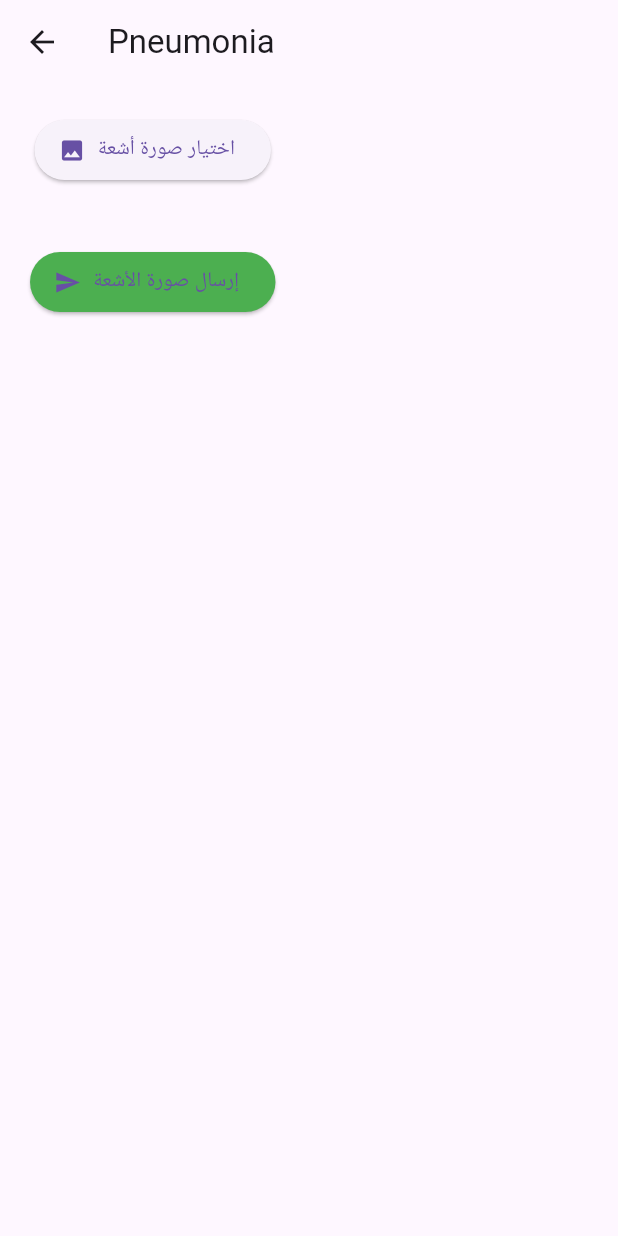
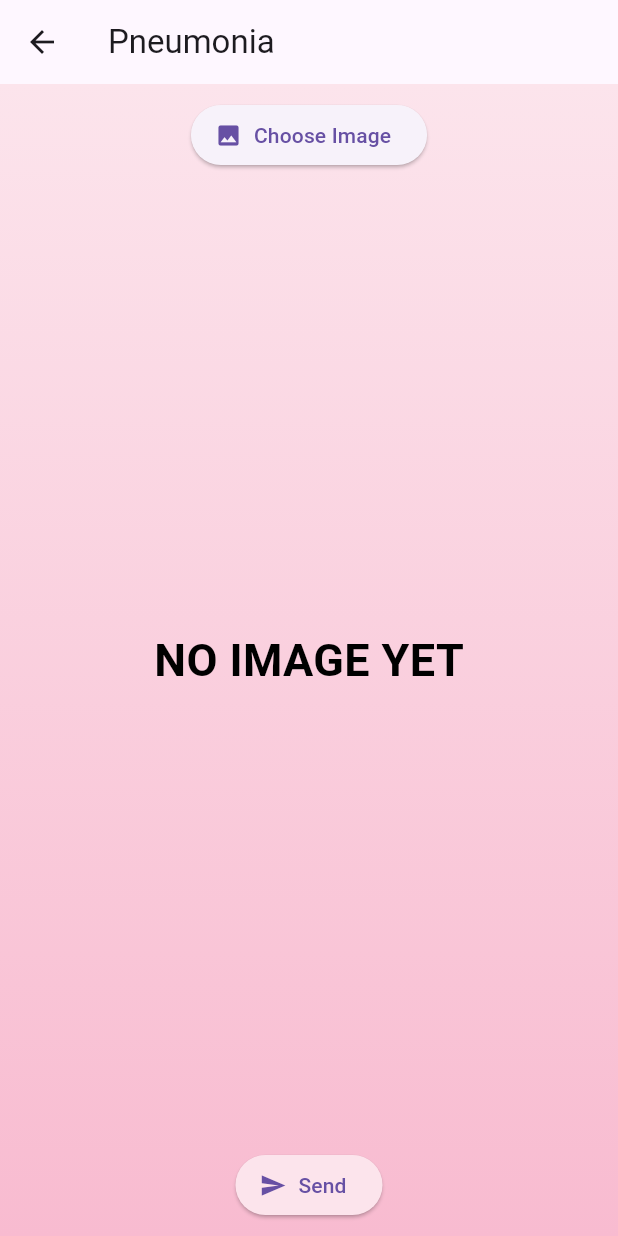
Before and after one commit to beroberoro/analysis_project, a Flutter app: the XRayPage screen opened directly, on a phone screen of 412 x 824 dp. Run offline on Flutter 3.47's test engine with Material 3 defaults, Android fonts, the phone set to English and light mode, and no system bars; our stand-ins replace dio, image_picker; network calls fail.

Commit message:
first update

```diff
--- a/lib/xray_page.dart
+++ b/lib/xray_page.dart
@@ -55,30 +55,57 @@ class _XRayPageState extends State<XRayPage> {
   Widget build(BuildContext context) {
     return Scaffold(
       appBar: AppBar(title: Text(widget.title)),
-      body: Padding(
-        padding: const EdgeInsets.all(20),
+      body: Container(
+      width: double.infinity,
+      height: double.infinity,
+      decoration: const BoxDecoration(
+        gradient: LinearGradient(
+          begin: Alignment.topCenter,
+          end: Alignment.bottomCenter,
+          colors: [
+            Color(0xFFFCE4EC),
+            Color(0xFFF8BBD0),
+          ],
+        ),
+      ),
+      child: SafeArea(
+          child: Padding(
+              padding: const EdgeInsets.symmetric(horizontal: 20, vertical: 10),
               child: Column(
+                crossAxisAlignment: CrossAxisAlignment.center,
                 children: [
             ElevatedButton.icon(
               onPressed: _pickImage,
               icon: const Icon(Icons.image),
-              label: const Text("اختيار صورة أشعة"),
+              label: const Text("Choose Image"),
+
             ),
     const SizedBox(height: 20),
-            if (_selectedImage != null)
-              Image.file(
+    // خلي الصورة تاخد أكبر مساحة ممكن
+            Expanded(
+              child: Center(
+                child: _selectedImage != null
+                    ? Image.file(
                   File(_selectedImage!.path),
-                height: 250,
                   fit: BoxFit.contain,
+                  width: double.infinity,
+                )
+                    : const Text(
+                    "NO IMAGE YET",
+                    style: TextStyle(fontSize: 30, color: Colors.black, fontWeight: FontWeight.bold),
+                ),
+              ),
             ),
                   const SizedBox(height: 20),
                   ElevatedButton.icon(
                     onPressed: _sendXray,
                     icon: const Icon(Icons.send),
-              label: const Text("إرسال صورة الأشعة"),
-              style: ElevatedButton.styleFrom(backgroundColor: Colors.green),
+                    label: const Text("Send"),
+                    style: ElevatedButton.styleFrom(backgroundColor: Color(0xFFFCE4EC)),
                   ),
                 ],
+              ),
+          ),
       ),
       ),
     );
--- a/pubspec.yaml
+++ b/pubspec.yaml
@@ -61,8 +61,8 @@ flutter:
   uses-material-design: true
 
   # To add assets to your application, add an assets section, like this:
-  # assets:
-  #   - images/a_dot_burr.jpeg
+  assets:
+     - assets/download.png
   #   - images/a_dot_ham.jpeg
 
   # An image asset can refer to one or more resolution-specific "variants", see
```
Also changed, not shown: lib/main.dart (+44 -4 lines), lib/main_app_bar.dart (added, +43 -0 lines), lib/medical_test_page.dart (+19 -7 lines), lib/profile_page.dart (added, +59 -0 lines), lib/results_page.dart (+67 -37 lines), lib/settings_page.dart (added, +60 -0 lines). Lines whose indentation alone changed are shown as unchanged.
